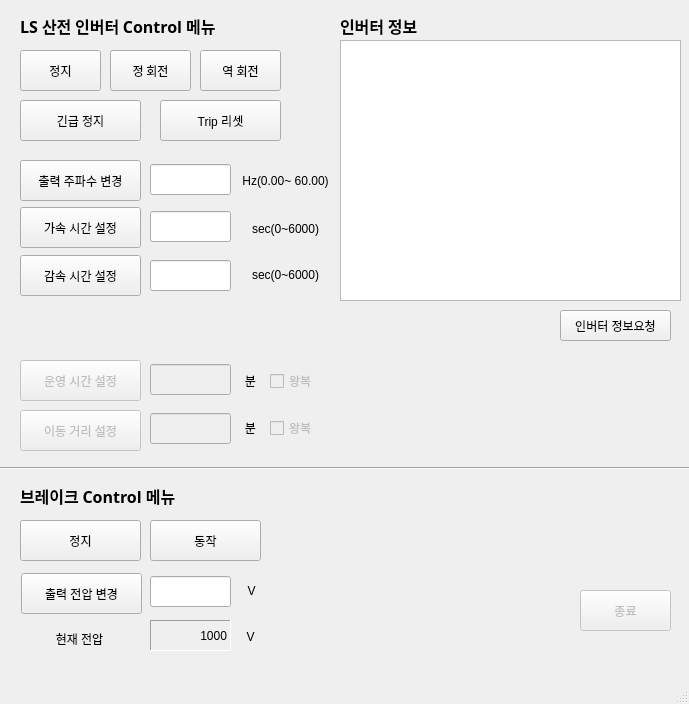
Above: inverterUI.ui from kimyh2000/pas-motor before the change. Below: the same form after it.
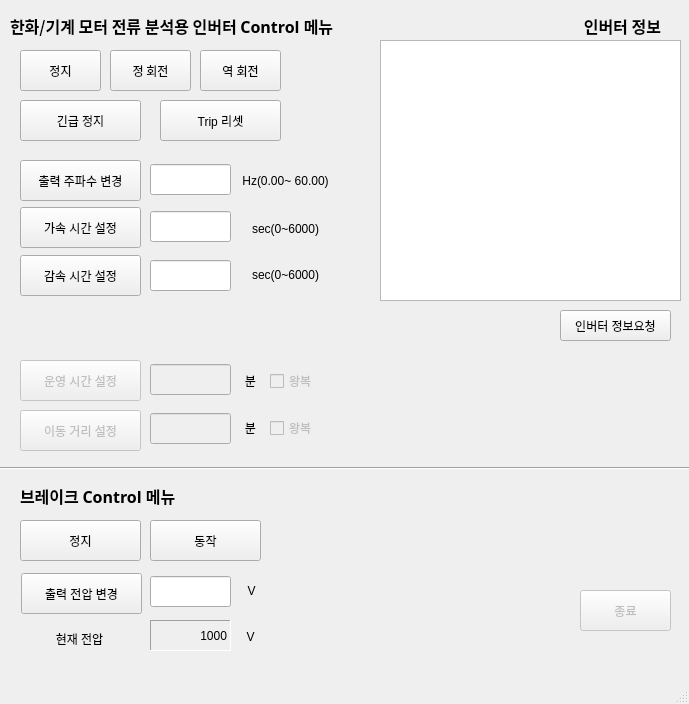
That is the form after the change.

Commit message: layout 조정

```diff
--- a/inverterUI.ui
+++ b/inverterUI.ui
@@ -17,9 +17,9 @@
    <widget class="QLabel" name="label">
     <property name="geometry">
      <rect>
-      <x>20</x>
+      <x>10</x>
       <y>10</y>
-      <width>221</width>
+      <width>361</width>
       <height>31</height>
      </rect>
     </property>
@@ -32,7 +32,7 @@
      </font>
     </property>
     <property name="text">
-     <string>LS 산전 인버터 Control 메뉴</string>
+     <string>한화/기계 모터 전류 분석용 인버터 Control 메뉴</string>
     </property>
    </widget>
    <widget class="QPushButton" name="pushButton_FrontRun">
@@ -437,7 +437,7 @@
    <widget class="QLabel" name="label_15">
     <property name="geometry">
      <rect>
-      <x>340</x>
+      <x>440</x>
       <y>10</y>
       <width>221</width>
       <height>31</height>
@@ -451,9 +451,18 @@
       <bold>true</bold>
      </font>
     </property>
+    <property name="layoutDirection">
+     <enum>Qt::LeftToRight</enum>
+    </property>
+    <property name="autoFillBackground">
+     <bool>false</bool>
+    </property>
     <property name="text">
      <string>인버터 정보</string>
     </property>
+    <property name="alignment">
+     <set>Qt::AlignRight|Qt::AlignTrailing|Qt::AlignVCenter</set>
+    </property>
    </widget>
    <widget class="QPushButton" name="pushButton_Exit">
     <property name="enabled">
@@ -543,16 +552,16 @@
    <widget class="QTextEdit" name="textEdit_InvInfo">
     <property name="geometry">
      <rect>
-      <x>340</x>
+      <x>380</x>
       <y>40</y>
-      <width>341</width>
+      <width>301</width>
       <height>261</height>
      </rect>
     </property>
     <property name="font">
      <font>
       <family>Arial</family>
-      <pointsize>12</pointsize>
+      <pointsize>10</pointsize>
       <weight>75</weight>
       <bold>true</bold>
      </font>
```
